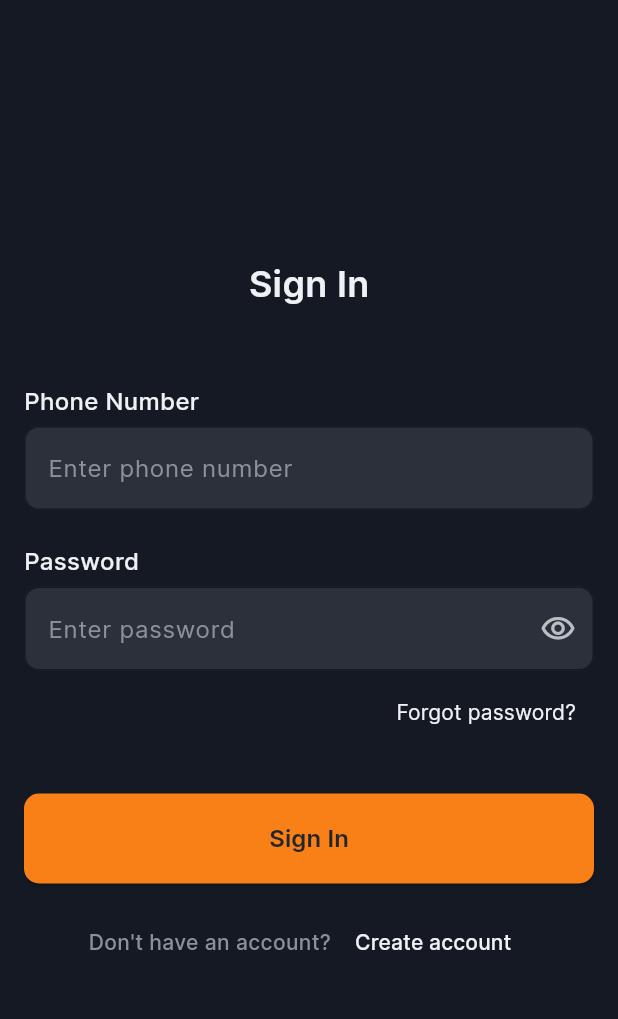
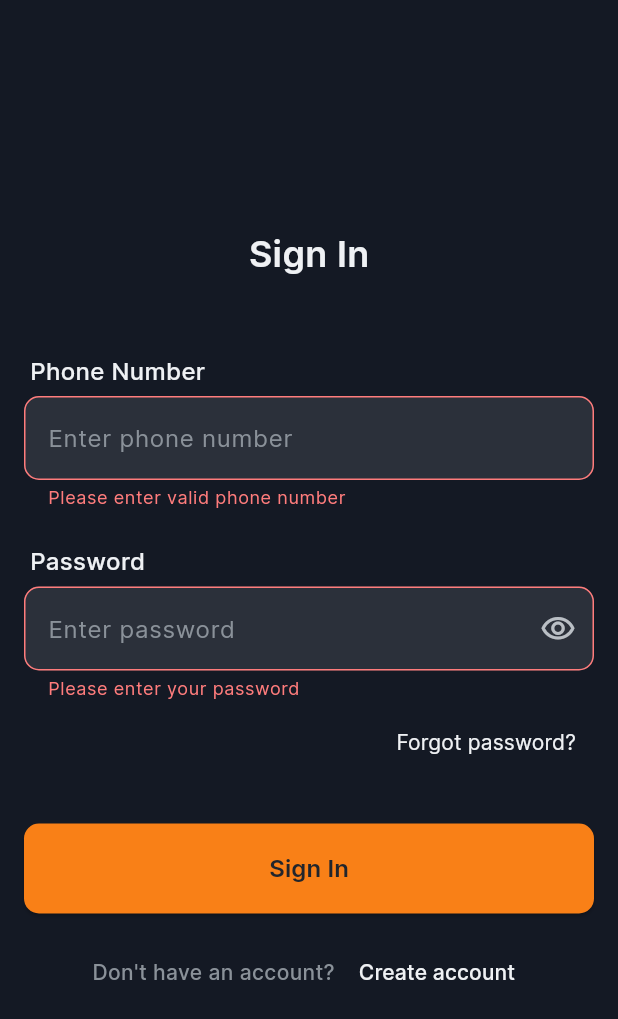
Before and after one commit to Afnan011/parcel_guru, a Flutter app: the screen it shows after launch, after a tap on "Skip", after a tap on "Sign In", on a phone screen of 412 x 824 dp. Shown: the top 1019 px of the screen. Run offline on Flutter 3.47's test engine with Material 3 defaults, Android fonts, the light colour scheme and no system bars; our stand-ins replace animate_do, flutter_onboarding_slider.

Commit message:
validation added to signup page

```diff
--- a/lib/screens/signin/signin.dart
+++ b/lib/screens/signin/signin.dart
@@ -1,8 +1,7 @@
 import 'package:flutter/material.dart';
 import 'package:parcel_guru/screens/signup/signup.dart';
 import 'package:parcel_guru/widgets/button_primary.dart';
-
-import '../signup/signup.dart';
+import '../forgot_password_screen/forgot_password.dart';
 
 class SignIn extends StatefulWidget {
   const SignIn({super.key});
@@ -15,6 +14,11 @@ class _SignInState extends State<SignIn> {
   bool _obscureText = false;
   var eyeIcon = Icons.visibility_outlined;
 
+  var phoneController = TextEditingController();
+  var passController = TextEditingController();
+
+  final formKey = GlobalKey<FormState>();
+
   void togglePassword() {
     setState(() {
       eyeIcon = _obscureText
@@ -24,10 +28,31 @@ class _SignInState extends State<SignIn> {
     });
   }
 
+  String? checkPhoneNumber(val){
+    var phone = phoneController.text.toString();
+    if(phone.length != 10){
+      return "Please enter valid phone number";
+    }
+    return null;
+  }
+
+
+  String? checkPassword(val){
+    var pass = passController.text.toString();
+    if(pass.isEmpty){
+      return "Please enter your password";
+    }
+    return null;
+  }
+
+
+
   @override
   Widget build(BuildContext context) {
     return Scaffold(
-      body: Container(
+      body: Form(
+        key: formKey,
+        child: Container(
           width: double.infinity,
           color: const Color(0xff141924),
           child: Center(
@@ -48,26 +73,36 @@ class _SignInState extends State<SignIn> {
                 Container(
                   padding:
                       const EdgeInsets.symmetric(horizontal: 16.0, vertical: 4.0),
-                child: const Column(
+                  child:  Column(
                     crossAxisAlignment: CrossAxisAlignment.start,
                     children: [
-                    Text(
+                      const Padding(
+                        padding: EdgeInsets.symmetric(horizontal: 4),
+                        child: Text(
                           "Phone Number",
                           style: TextStyle(
                               color: Color(0xFFEFF1F4),
                               fontWeight: FontWeight.w500,
                               fontSize: 16),
                         ),
-                    SizedBox(
+                      ),
+                      const SizedBox(
                         height: 5,
                       ),
-                    TextField(
+
+                      TextFormField(
+                        controller: phoneController,
+                        validator: checkPhoneNumber,
+                        maxLength: 10,
                         keyboardType: TextInputType.phone,
-                      style: TextStyle(
+                        style: const TextStyle(
                             fontSize: 16,
                             color: Color(0xFFEFF1F4),
-                          fontWeight: FontWeight.w400),
-                      decoration: InputDecoration(
+                            fontWeight: FontWeight.w400
+                        ),
+                        decoration: const InputDecoration(
+                          errorStyle: TextStyle(color: Color(0XFFFF7C7C)),
+                          counterText: "",
                           hintText: "Enter phone number",
                           filled: true,
                           fillColor: Color(0xFF2B303A),
@@ -75,6 +110,7 @@ class _SignInState extends State<SignIn> {
                               fontSize: 16,
                               color: Color(0xff8A9199),
                               fontWeight: FontWeight.w400),
+
                           enabledBorder: OutlineInputBorder(
                               borderSide: BorderSide(color: Color(0xff141924)),
                               borderRadius:
@@ -83,11 +119,22 @@ class _SignInState extends State<SignIn> {
                               borderSide: BorderSide(color: Color(0xFF6D7688)),
                               borderRadius:
                               BorderRadius.all(Radius.circular(10))),
+                          errorBorder: OutlineInputBorder(
+                              borderSide: BorderSide(color: Color(0XFFFF7C7C)),
+                              borderRadius:
+                              BorderRadius.all(Radius.circular(10))),
+                          focusedErrorBorder: OutlineInputBorder(
+                              borderSide: BorderSide(color: Color(0XFFFF7C7C)),
+                              borderRadius:
+                              BorderRadius.all(Radius.circular(10))),
+
                         ),
-                    )
+                      ),
+
                     ],
                   ),
                 ),
+
                 const SizedBox(
                   height: 15,
                 ),
@@ -97,7 +144,9 @@ class _SignInState extends State<SignIn> {
                   child: Column(
                     crossAxisAlignment: CrossAxisAlignment.start,
                     children: [
-                    const Text(
+                      const Padding(
+                        padding: EdgeInsets.symmetric(horizontal: 4.0),
+                        child: Text(
                           "Password",
                           style: TextStyle(
                             color: Color(0xFFEFF1F4),
@@ -105,17 +154,23 @@ class _SignInState extends State<SignIn> {
                             fontSize: 16,
                           ),
                         ),
+                      ),
                       const SizedBox(
                         height: 5,
                       ),
-                    TextField(
+                      TextFormField(
+                        controller: passController,
+                        validator: checkPassword,
                         obscureText: _obscureText,
                         obscuringCharacter: '*',
+                        maxLength: 20,
                         style: const TextStyle(
                             fontSize: 16,
                             color: Color(0xFFEFF1F4),
                             fontWeight: FontWeight.w400),
                         decoration: InputDecoration(
+                          errorStyle: const TextStyle(color: Color(0XFFFF7C7C)),
+                          counterText: "",
                           hintText: "Enter password",
                           filled: true,
                           fillColor: const Color(0xFF2B303A),
@@ -129,6 +184,14 @@ class _SignInState extends State<SignIn> {
                                   BorderRadius.all(Radius.circular(10))),
                           focusedBorder: const OutlineInputBorder(
                               borderSide: BorderSide(color: Color(0xFF6D7688)),
+                              borderRadius:
+                                  BorderRadius.all(Radius.circular(10))),
+                          errorBorder: const OutlineInputBorder(
+                              borderSide: BorderSide(color: Color(0XFFFF7C7C)),
+                              borderRadius:
+                              BorderRadius.all(Radius.circular(10))),
+                          focusedErrorBorder: const OutlineInputBorder(
+                              borderSide: BorderSide(color: Color(0XFFFF7C7C)),
                               borderRadius:
                               BorderRadius.all(Radius.circular(10))),
                           suffixIcon: IconButton(
@@ -148,7 +211,11 @@ class _SignInState extends State<SignIn> {
                     Padding(
                       padding: const EdgeInsets.symmetric(horizontal: 16.0),
                       child: TextButton(
-                      onPressed: () {},
+                        onPressed: () {
+                          Navigator.push(
+                            context,
+                            MaterialPageRoute(builder: (context) => const ForgotPassword()));
+                        },
                         child: const Text(
                           "Forgot password?",
                           style: TextStyle(
@@ -167,7 +234,9 @@ class _SignInState extends State<SignIn> {
                     padding: const EdgeInsets.symmetric(horizontal: 16),
                     child: PrimaryButton(
                         btnText: "Sign In",
-                      onPressed: () {})
+                        onPressed: () {
+                          if(formKey.currentState!.validate()){}
+                        })
                 ),
                 const SizedBox(
                   height: 15,
@@ -176,6 +245,7 @@ class _SignInState extends State<SignIn> {
                   mainAxisAlignment: MainAxisAlignment.center,
                   crossAxisAlignment: CrossAxisAlignment.center,
                   children: [
+                    const SizedBox(width: 15,),
                     const Text(
                       "Don't have an account? ",
                       style: TextStyle(
@@ -200,12 +270,14 @@ class _SignInState extends State<SignIn> {
                         ),
                       ),
                     ),
+                    const SizedBox(width: 10,),
                   ],
                 )
               ],
             ),
           ),
         ),
+      ),
     );
   }
 }
```
Also changed, not shown: 1 other file. Lines whose indentation alone changed are shown as unchanged.
